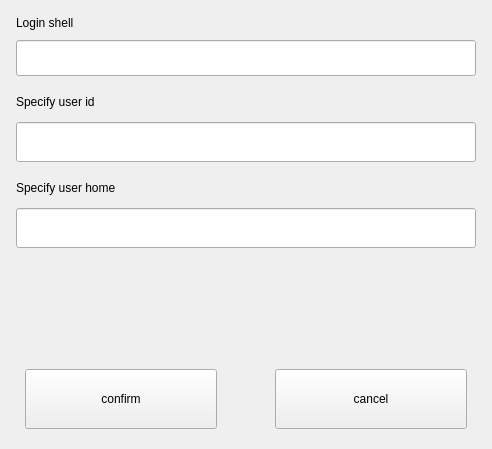
openeuler-mirror/kiran-control-panel, file plugins/account/src/pages/advance-settings-page/advance-settings.ui: the form before one commit.
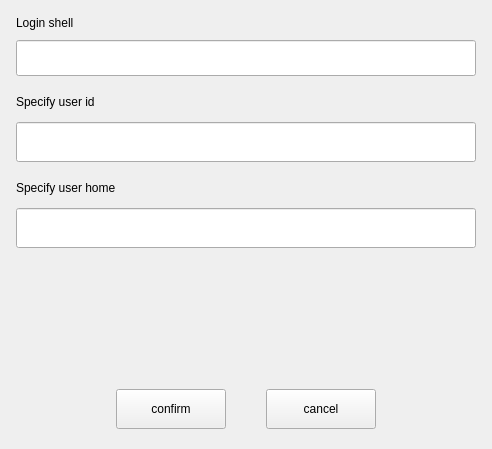
The form after the commit.

```diff
--- a/plugins/account/src/pages/advance-settings-page/advance-settings.ui
+++ b/plugins/account/src/pages/advance-settings-page/advance-settings.ui
@@ -248,14 +248,14 @@
        </property>
        <property name="minimumSize">
         <size>
-         <width>192</width>
-         <height>60</height>
+         <width>110</width>
+         <height>40</height>
         </size>
        </property>
        <property name="maximumSize">
         <size>
-         <width>192</width>
-         <height>60</height>
+         <width>110</width>
+         <height>40</height>
         </size>
        </property>
        <property name="text">
@@ -273,7 +273,7 @@
        </property>
        <property name="sizeHint" stdset="0">
         <size>
-         <width>58</width>
+         <width>40</width>
          <height>20</height>
         </size>
        </property>
@@ -289,14 +289,14 @@
        </property>
        <property name="minimumSize">
         <size>
-         <width>192</width>
-         <height>60</height>
+         <width>110</width>
+         <height>40</height>
         </size>
        </property>
        <property name="maximumSize">
         <size>
-         <width>192</width>
-         <height>60</height>
+         <width>110</width>
+         <height>40</height>
         </size>
        </property>
        <property name="text">
```
